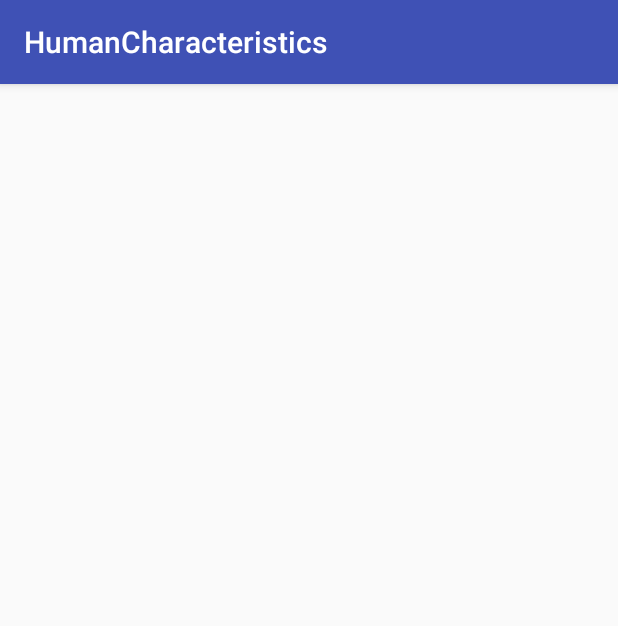
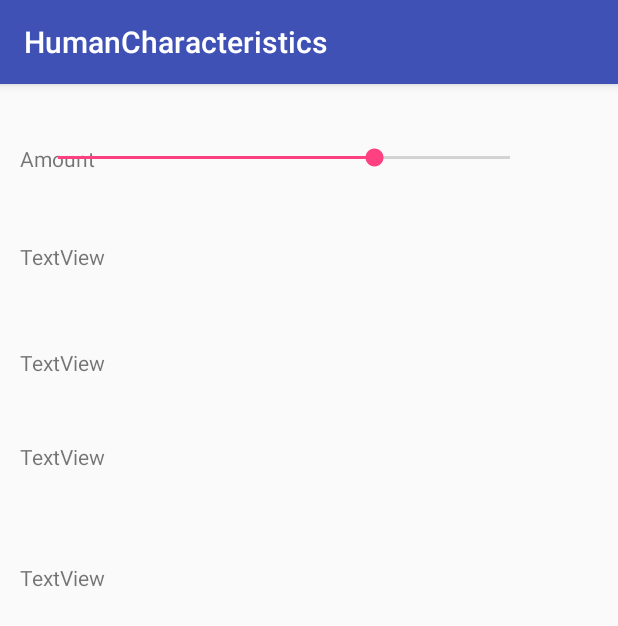
Before and after one commit to vtieude/Senior-Project, an Android app: the SettingActivity screen opened directly, with no data from a screen before it, on a phone screen of 412 x 824 dp. Shown: the top 626 px of the screen. Run offline under Robolectric (Android 15) with nearby library versions, the phone set to English and light mode, and no system bars.

Commit message:
design setting page

```diff
--- a/app/src/main/res/layout/activity_setting.xml
+++ b/app/src/main/res/layout/activity_setting.xml
@@ -6,4 +6,66 @@
     android:layout_height="match_parent"
     tools:context="com.example.wilson.humancharacteristics.Setting.SettingActivity">
 
+    <RelativeLayout
+        android:layout_width="368dp"
+        android:layout_height="497dp"
+        tools:layout_editor_absoluteX="8dp"
+        tools:layout_editor_absoluteY="6dp">
+
+        <TextView
+            android:id="@+id/textView"
+            android:layout_width="wrap_content"
+            android:layout_height="wrap_content"
+            android:layout_alignParentStart="true"
+            android:layout_alignParentTop="true"
+            android:layout_marginStart="13dp"
+            android:layout_marginTop="40dp"
+            android:text="Amount" />
+
+        <SeekBar
+            android:id="@+id/seekBar"
+            android:layout_width="500px"
+            android:layout_height="wrap_content"
+            android:layout_alignParentEnd="true"
+            android:layout_alignTop="@+id/textView"
+            android:layout_marginEnd="12dp"
+            android:max="10"
+            android:progress="7" />
+
+        <TextView
+            android:id="@+id/textView2"
+            android:layout_width="wrap_content"
+            android:layout_height="wrap_content"
+            android:layout_alignStart="@+id/textView"
+            android:layout_below="@+id/textView"
+            android:layout_marginTop="46dp"
+            android:text="TextView" />
+
+        <TextView
+            android:id="@+id/textView3"
+            android:layout_width="wrap_content"
+            android:layout_height="wrap_content"
+            android:layout_alignStart="@+id/textView2"
+            android:layout_below="@+id/textView2"
+            android:layout_marginTop="51dp"
+            android:text="TextView" />
+
+        <TextView
+            android:id="@+id/textView4"
+            android:layout_width="wrap_content"
+            android:layout_height="wrap_content"
+            android:layout_alignEnd="@+id/textView3"
+            android:layout_centerVertical="true"
+            android:text="TextView" />
+
+        <TextView
+            android:id="@+id/textView5"
+            android:layout_width="wrap_content"
+            android:layout_height="wrap_content"
+            android:layout_alignStart="@+id/textView4"
+            android:layout_below="@+id/textView4"
+            android:layout_marginTop="61dp"
+            android:text="TextView" />
+
+    </RelativeLayout>
 </android.support.constraint.ConstraintLayout>
```
Also changed, not shown: app/src/main/AndroidManifest.xml (+6 -2 lines), app/src/main/java/com/example/wilson/humancharacteristics/Author/AuthorInformationActivity.java (added, +15 -0 lines), app/src/main/java/com/example/wilson/humancharacteristics/MainActivity.java (+37 -17 lines), app/src/main/java/com/example/wilson/humancharacteristics/Storage/StorageActivity.java (added, +15 -0 lines), app/src/main/res/layout/activity_author_information.xml (added, +9 -0 lines), app/src/main/res/layout/activity_main.xml (+23 -8 lines), app/src/main/res/layout/activity_storage.xml (added, +9 -0 lines).
